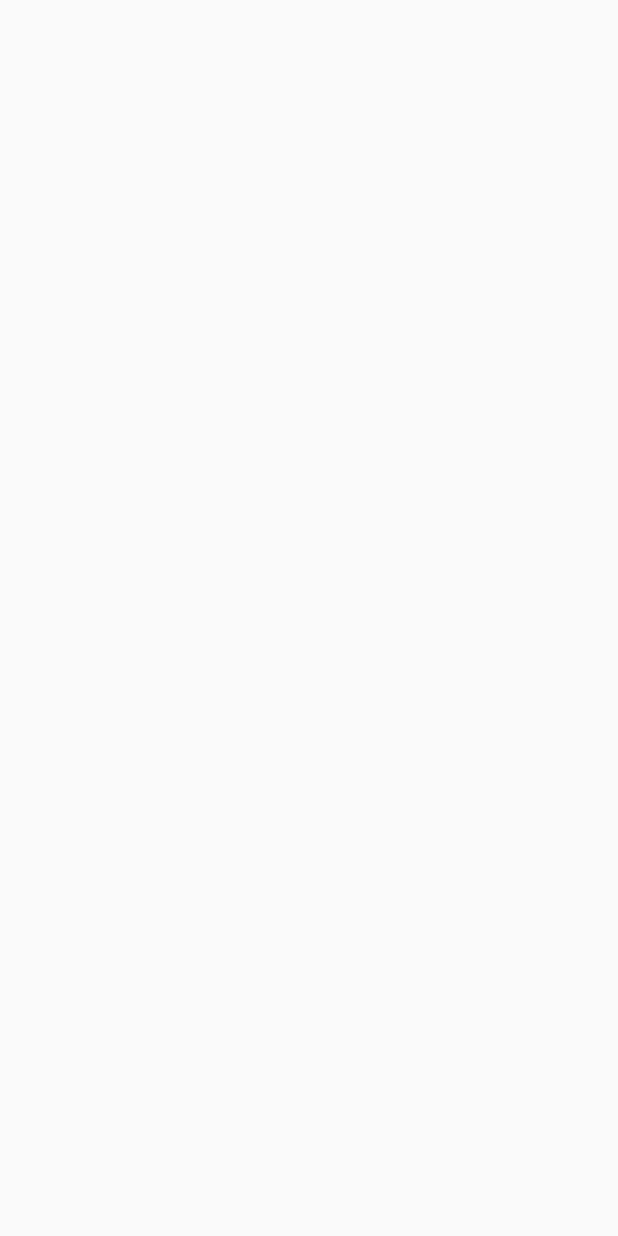
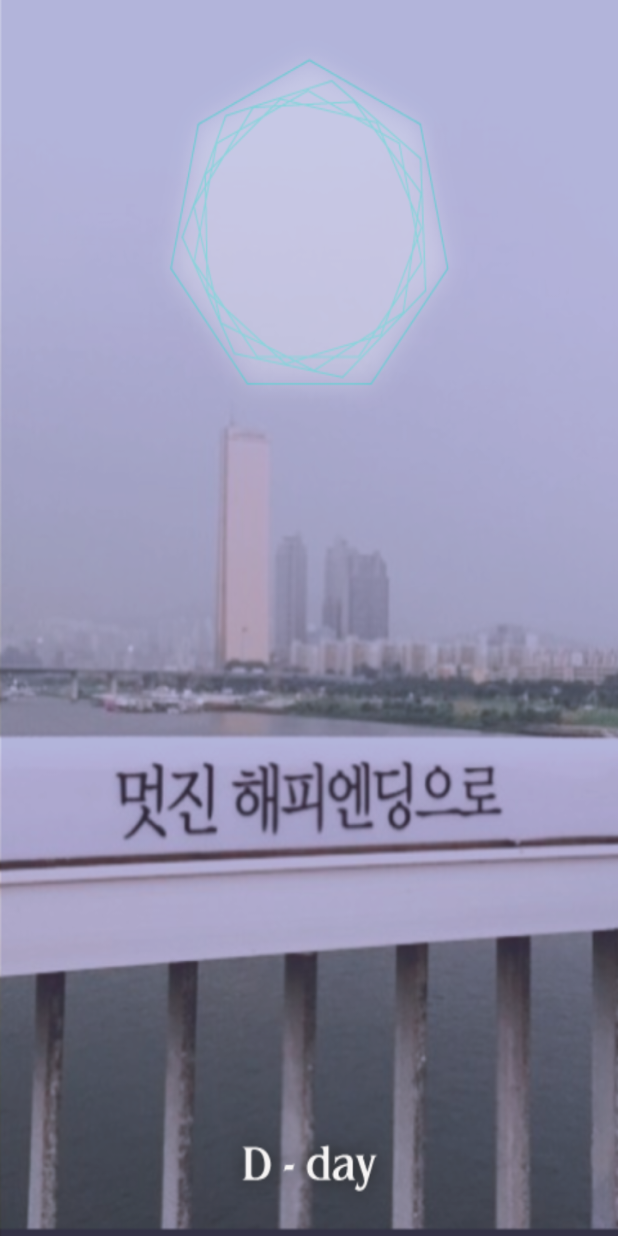
Before and after one commit to depromeet/hangang, an Android app: the screen it shows after launch (MainActivity), on a phone screen of 412 x 824 dp. Before the commit the screen is empty. Run offline under Robolectric (Android 15) with nearby library versions, the phone set to English and light mode, and no system bars.

Commit message:
add a background image

```diff
--- a/app/src/main/res/layout/activity_main.xml
+++ b/app/src/main/res/layout/activity_main.xml
@@ -2,7 +2,8 @@
 <RelativeLayout xmlns:android="http://schemas.android.com/apk/res/android"
     android:orientation="vertical"
     android:layout_height="match_parent"
-    android:layout_width="match_parent">
+    android:layout_width="match_parent"
+    android:background="@drawable/bg">
 
     <TextView
         android:id="@+id/result"
```
